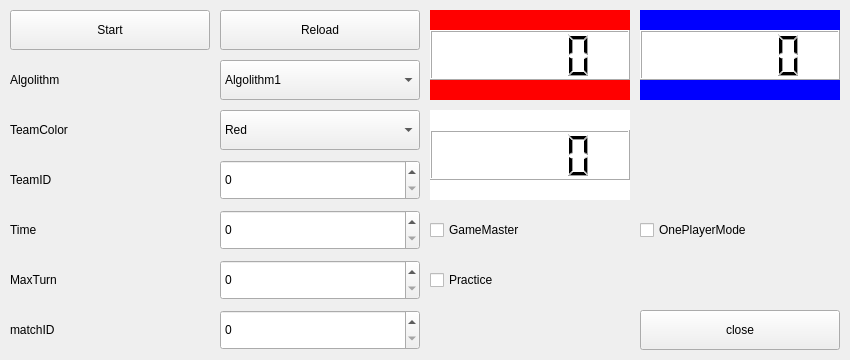
This is src/mainwindow.ui in gra1024/Procon30_simulator as Qt 5 draws it before an edit. The edited form follows.
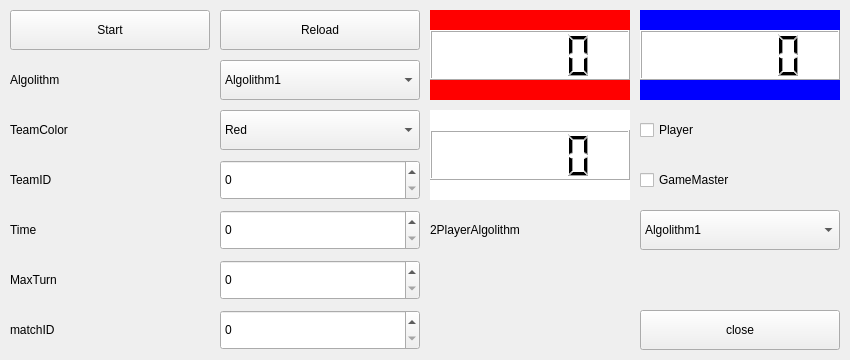
This is the edited form.

Commit message: [add] All Mode の追加

```diff
--- a/src/mainwindow.ui
+++ b/src/mainwindow.ui
@@ -395,8 +395,8 @@
   <widget class="QCheckBox" name="checkBox_gameMaster">
    <property name="geometry">
     <rect>
-     <x>430</x>
-     <y>210</y>
+     <x>640</x>
+     <y>160</y>
      <width>200</width>
      <height>40</height>
     </rect>
@@ -405,20 +405,33 @@
     <string>GameMaster</string>
    </property>
   </widget>
-  <widget class="QCheckBox" name="checkBox_practice">
+  <widget class="QCheckBox" name="checkBox_player">
+   <property name="geometry">
+    <rect>
+     <x>640</x>
+     <y>110</y>
+     <width>200</width>
+     <height>40</height>
+    </rect>
+   </property>
+   <property name="text">
+    <string>Player</string>
+   </property>
+  </widget>
+  <widget class="QLabel" name="label_algolithm_2">
    <property name="geometry">
     <rect>
      <x>430</x>
-     <y>260</y>
+     <y>210</y>
      <width>200</width>
      <height>40</height>
     </rect>
    </property>
    <property name="text">
-    <string>Practice</string>
+    <string>2PlayerAlgolithm</string>
    </property>
   </widget>
-  <widget class="QCheckBox" name="checkBox_onePlayerMode">
+  <widget class="QComboBox" name="comboBox_algolithm_2">
    <property name="geometry">
     <rect>
      <x>640</x>
@@ -427,9 +440,16 @@
      <height>40</height>
     </rect>
    </property>
-   <property name="text">
-    <string>OnePlayerMode</string>
-   </property>
+   <item>
+    <property name="text">
+     <string>Algolithm1</string>
+    </property>
+   </item>
+   <item>
+    <property name="text">
+     <string>Algolithm2</string>
+    </property>
+   </item>
   </widget>
  </widget>
  <layoutdefault spacing="6" margin="11"/>
```
Left out of the diff: 2 changed lines with no effect on the pictures. The commit also changes 10 other files.
